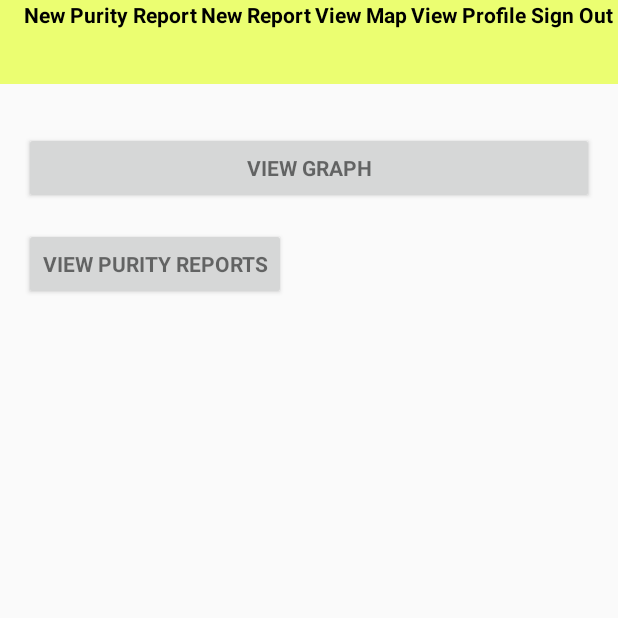
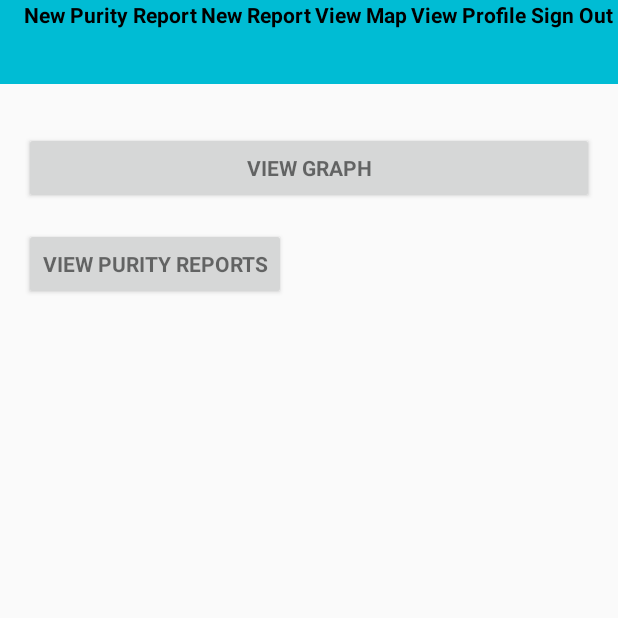
Before and after one commit to pulkitgupta1217/CS2340, an Android app: the PReportActivity screen opened directly, with no data from a screen before it, after a tap on "CANCEL", on a phone screen of 412 x 824 dp, the top half of it. Run offline under Robolectric (Android 15) with nearby library versions, the light colour scheme and no system bars; our stand-ins replace Firebase (no records; nobody signed in at launch, a user with empty details on screens opened directly); libraries missing offline, so code that uses them is left out: com.jjoe64.graphview; 3 statements that could not run were skipped.

Commit message:
changed colors for better aesthetics

```diff
--- a/C++urry/WaterNet/app/src/main/res/values/colors.xml
+++ b/C++urry/WaterNet/app/src/main/res/values/colors.xml
@@ -1,8 +1,10 @@
 <?xml version="1.0" encoding="utf-8"?>
 <resources>
-    <color name="colorPrimary">#f2fe71</color>
-    <color name="colorPrimaryDark">#ebfe71</color>
+    <color name="colorPrimary">#f2f2f2 </color>
+    <color name="colorPrimaryDark">#00bcd4</color>
     <color name="colorAccent">#00bcd4</color>
+    <color name="no">#f2fe71</color>
+    <color name="n1">#ebfe71</color>
 
 
     <color name="white">#ffffff</color>
```
